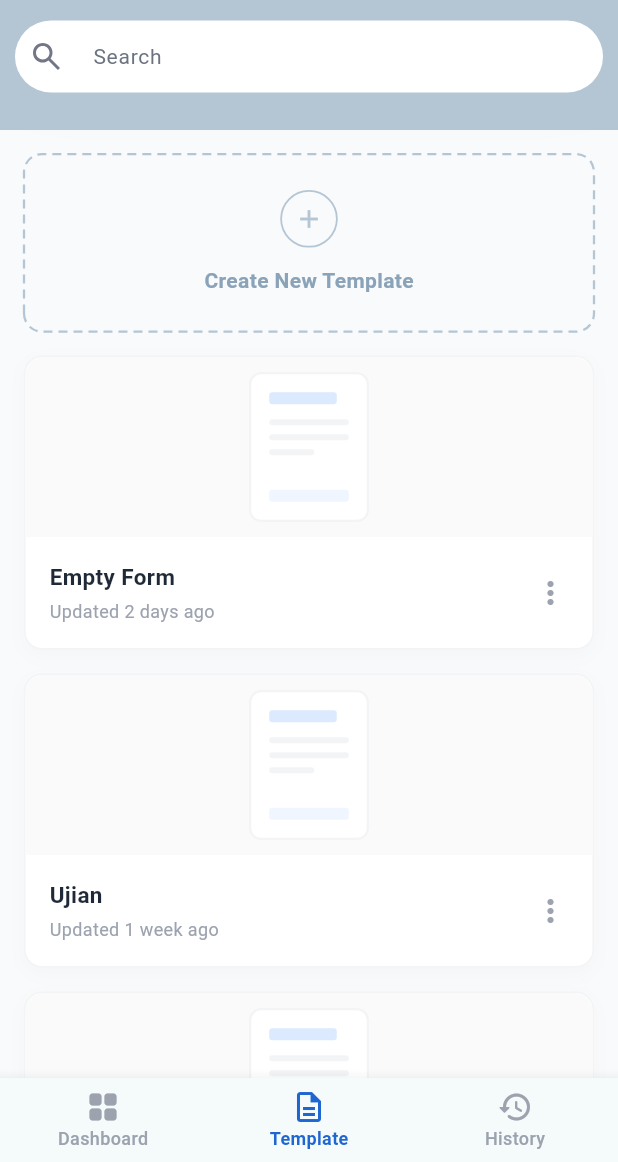
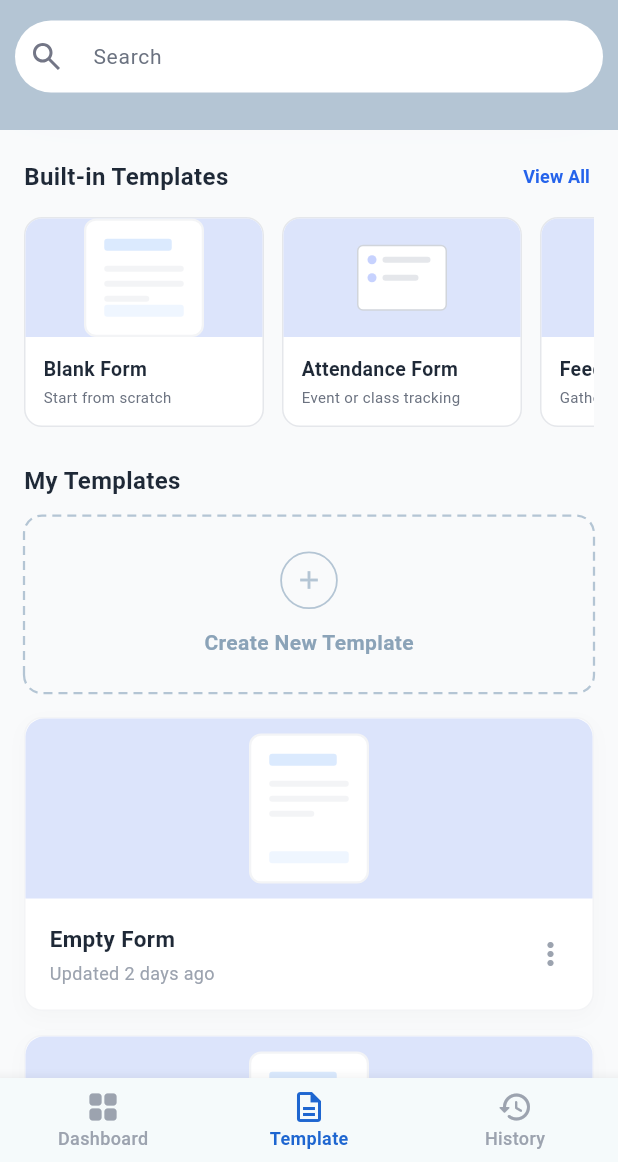
Before and after one commit to Farrghif/Formax, a Flutter app: the HomePage screen opened directly, item 2 of the bottom bar chosen, on a phone screen of 412 x 824 dp, the part 74-1236 px from its top. Run offline on Flutter 3.47's test engine with Material 3 defaults, Android fonts, the phone set to English and light mode, and no system bars; our stand-ins replace flutter_svg, shared_preferences; accounts and stored records are empty; network calls fail; project files that could hold a hidden picture were left out.

Commit message:
perbaikan5

```diff
--- a/mobile/lib/pages/home_page.dart
+++ b/mobile/lib/pages/home_page.dart
@@ -3,7 +3,7 @@ import 'package:flutter_svg/flutter_svg.dart';
 import '../services/api_service.dart';
 import 'login_page.dart';
 import 'templatemakerpage.dart';
-
+import 'historypage.dart';
 class FormTemplate {
   final String title;
   final String subtitle;
@@ -48,28 +48,9 @@ class _HomePageState extends State<HomePage> {
       case 0: // Dashboard
         return _buildDashboardTab();
       case 1: // Template
-        return SingleChildScrollView(
-          padding: const EdgeInsets.all(16.0),
-          child: Column(
-            children: [
-              _buildCreateNewTemplateBtn(),
-              const SizedBox(height: 16),
-              ...templates.map(
-                (t) => Padding(
-                  padding: const EdgeInsets.only(bottom: 16.0),
-                  child: _buildTemplateCard(t.title, t.subtitle),
-                ),
-              ),
-            ],
-          ),
-        );
+        return _buildTemplateTab();
       case 2: // History
-        return const Center(
-          child: Text(
-            "Belum ada riwayat",
-            style: TextStyle(fontSize: 16, color: Color(0xFF9CA3AF)),
-          ),
-        );
+        return const HistoryPage();
       default:
         return const SizedBox.shrink();
     }
@@ -247,6 +228,174 @@ class _HomePageState extends State<HomePage> {
     );
   }
 
+
+
+  Widget _buildTemplateTab() {
+    return SingleChildScrollView(
+      padding: const EdgeInsets.all(16.0),
+      child: Column(
+        crossAxisAlignment: CrossAxisAlignment.start,
+        children: [
+          // Built-in Templates Header
+          Row(
+            mainAxisAlignment: MainAxisAlignment.spaceBetween,
+            children: [
+              const Text(
+                "Built-in Templates",
+                style: TextStyle(
+                  fontSize: 16,
+                  fontWeight: FontWeight.bold,
+                  color: Color(0xFF1F2937),
+                ),
+              ),
+              TextButton(
+                onPressed: () {},
+                style: TextButton.styleFrom(
+                  padding: EdgeInsets.zero,
+                  minimumSize: const Size(50, 30),
+                  tapTargetSize: MaterialTapTargetSize.shrinkWrap,
+                ),
+                child: const Text(
+                  "View All",
+                  style: TextStyle(
+                    fontSize: 12,
+                    fontWeight: FontWeight.bold,
+                    color: Color(0xFF2563EB),
+                  ),
+                ),
+              ),
+            ],
+          ),
+          const SizedBox(height: 12),
+          // Horizontal List of Built-in Templates
+          SizedBox(
+            height: 140,
+            child: ListView(
+              scrollDirection: Axis.horizontal,
+              children: [
+                _buildBuiltInTemplateCard("Blank Form", "Start from scratch", true),
+                const SizedBox(width: 12),
+                _buildBuiltInTemplateCard("Attendance Form", "Event or class tracking", false),
+                const SizedBox(width: 12),
+                _buildBuiltInTemplateCard("Feedback Form", "Gather user feedback", false),
+              ],
+            ),
+          ),
+          const SizedBox(height: 24),
+          // My Templates Header
+          const Text(
+            "My Templates",
+            style: TextStyle(
+              fontSize: 16,
+              fontWeight: FontWeight.bold,
+              color: Color(0xFF1F2937),
+            ),
+          ),
+          const SizedBox(height: 12),
+          _buildCreateNewTemplateBtn(),
+          const SizedBox(height: 16),
+          ...templates.map(
+            (t) => Padding(
+              padding: const EdgeInsets.only(bottom: 16.0),
+              child: _buildTemplateCard(t.title, t.subtitle),
+            ),
+          ),
+        ],
+      ),
+    );
+  }
+
+  Widget _buildBuiltInTemplateCard(String title, String subtitle, bool isBlank) {
+    return Container(
+      width: 160,
+      decoration: BoxDecoration(
+        color: Colors.white,
+        borderRadius: BorderRadius.circular(12),
+        border: Border.all(color: const Color(0xFFE5E7EB)),
+      ),
+      child: Column(
+        crossAxisAlignment: CrossAxisAlignment.stretch,
+        children: [
+          Expanded(
+            child: Container(
+              decoration: const BoxDecoration(
+                color: Color(0xFFDCE4FB),
+                borderRadius: BorderRadius.vertical(top: Radius.circular(11)),
+              ),
+              child: Center(
+                child: isBlank
+                  ? _buildDocumentPlaceholder()
+                  : _buildListPlaceholder(),
+              ),
+            ),
+          ),
+          Padding(
+            padding: const EdgeInsets.all(12.0),
+            child: Column(
+              crossAxisAlignment: CrossAxisAlignment.start,
+              mainAxisSize: MainAxisSize.min,
+              children: [
+                Text(
+                  title,
+                  style: const TextStyle(
+                    fontSize: 13,
+                    fontWeight: FontWeight.w600,
+                    color: Color(0xFF1F2937),
+                  ),
+                  maxLines: 1,
+                  overflow: TextOverflow.ellipsis,
+                ),
+                const SizedBox(height: 2),
+                Text(
+                  subtitle,
+                  style: const TextStyle(
+                    fontSize: 10,
+                    color: Color(0xFF6B7280),
+                  ),
+                  maxLines: 1,
+                  overflow: TextOverflow.ellipsis,
+                ),
+              ],
+            ),
+          ),
+        ],
+      ),
+    );
+  }
+
+  Widget _buildListPlaceholder() {
+    return Container(
+      width: 60,
+      height: 44,
+      decoration: BoxDecoration(
+        color: Colors.white,
+        borderRadius: BorderRadius.circular(4),
+        border: Border.all(color: const Color(0xFFD1D5DB)),
+      ),
+      padding: const EdgeInsets.all(6),
+      child: Column(
+        crossAxisAlignment: CrossAxisAlignment.start,
+        children: [
+          Row(
+            children: [
+              Container(width: 6, height: 6, decoration: const BoxDecoration(color: Color(0xFFC7D2FE), shape: BoxShape.circle)),
+              const SizedBox(width: 4),
+              Container(width: 32, height: 4, decoration: BoxDecoration(color: const Color(0xFFE5E7EB), borderRadius: BorderRadius.circular(2))),
+            ],
+          ),
+          const SizedBox(height: 6),
+          Row(
+            children: [
+              Container(width: 6, height: 6, decoration: const BoxDecoration(color: Color(0xFFC7D2FE), shape: BoxShape.circle)),
+              const SizedBox(width: 4),
+              Container(width: 24, height: 4, decoration: BoxDecoration(color: const Color(0xFFE5E7EB), borderRadius: BorderRadius.circular(2))),
+            ],
+          ),
+        ],
+      ),
+    );
+  }
+
   Widget _buildCreateNewTemplateBtn() {
     return CustomPaint(
       painter: DashedRectPainter(
@@ -325,7 +474,7 @@ class _HomePageState extends State<HomePage> {
           Container(
             height: 120,
             decoration: const BoxDecoration(
-              color: Color(0xFFFAFAFA),
+              color: Color(0xFFDCE4FB),
               borderRadius: BorderRadius.vertical(top: Radius.circular(12)),
             ),
             child: Center(child: _buildDocumentPlaceholder()),
```
Also changed, not shown: mobile/lib/pages/historypage.dart (+117 -0 lines).
